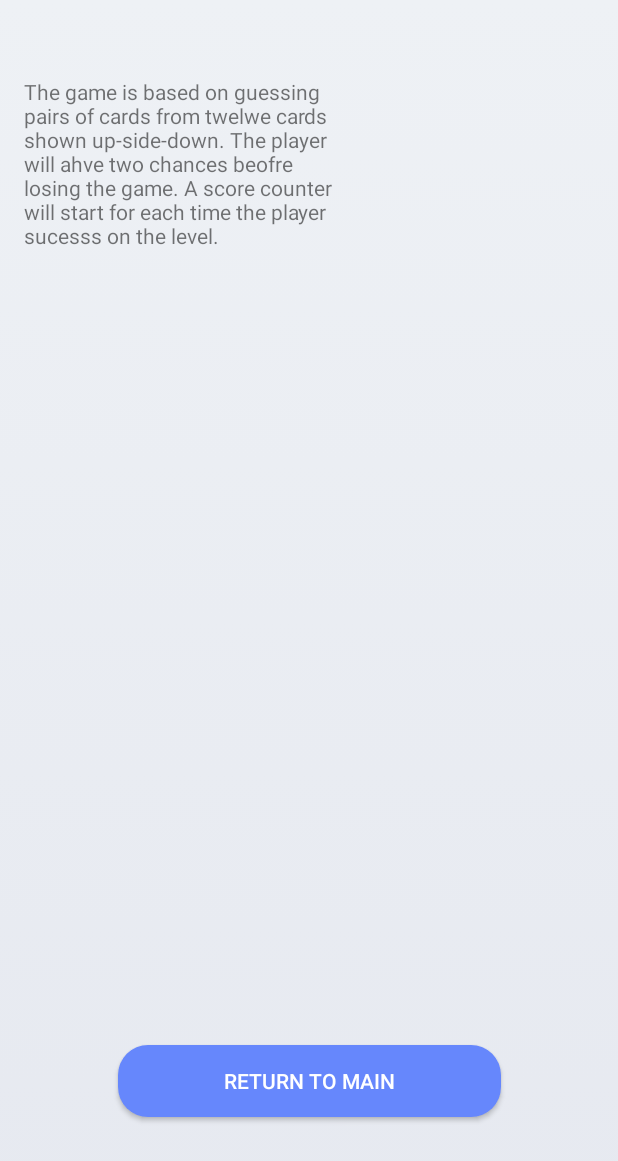
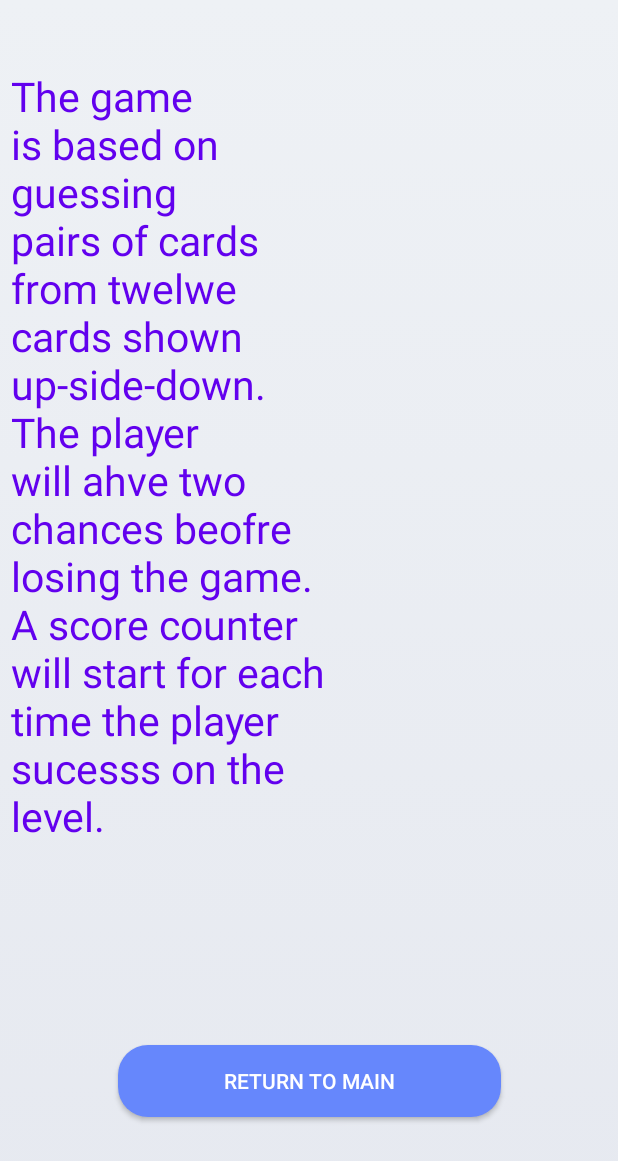
Before and after one commit to MOTMTOKEN/MemoryGame, an Android app: the InstructionsWindow screen opened directly, with no data from a screen before it, on a phone screen of 412 x 824 dp. Shown: the top 1161 px of the screen. Run offline under Robolectric (Android 15) with nearby library versions, the phone set to English and light mode, and no system bars.

Commit message:
UI changes in instructions

```diff
--- a/app/src/main/java/com/example/gamecardexam/GameWindow.kt
+++ b/app/src/main/java/com/example/gamecardexam/GameWindow.kt
@@ -41,15 +41,15 @@ class GameWindow : AppCompatActivity() {
 
 
         buttons = listOf(btnOne, btnTwo, btnThree, btnFour, btnFive, btnSix, btnSeven, btnEight,
-        btnNine, btnTen, btnEleven, btnTwelve)
+            btnNine, btnTen, btnEleven, btnTwelve)
         // A list of variables that are each button on the game
 
         buttons.forEachIndexed { index, button ->
             button.setOnClickListener {
                 Log.d("!!!","Button works")
                 button.setImageResource(cards[index])
-        }
+            }
 
-            }
         }
     }
+}
--- a/app/src/main/res/layout/activity_instructions_window.xml
+++ b/app/src/main/res/layout/activity_instructions_window.xml
@@ -27,11 +27,14 @@
         android:text="The game is based on guessing pairs of cards from twelwe cards shown up-side-down.
 The player will ahve two chances beofre losing the game. A score counter will start for each time the player
 sucesss on the level. "
+        android:textAppearance="@style/TextAppearance.AppCompat.Large"
+        android:textColor="@color/purple_500"
+        android:textSize="27sp"
         app:layout_constraintBottom_toBottomOf="parent"
         app:layout_constraintEnd_toEndOf="parent"
-        app:layout_constraintHorizontal_bias="0.081"
+        app:layout_constraintHorizontal_bias="0.035"
         app:layout_constraintStart_toStartOf="parent"
         app:layout_constraintTop_toTopOf="parent"
-        app:layout_constraintVertical_bias="0.185" />
+        app:layout_constraintVertical_bias="0.162" />
 
 </androidx.constraintlayout.widget.ConstraintLayout>
```
